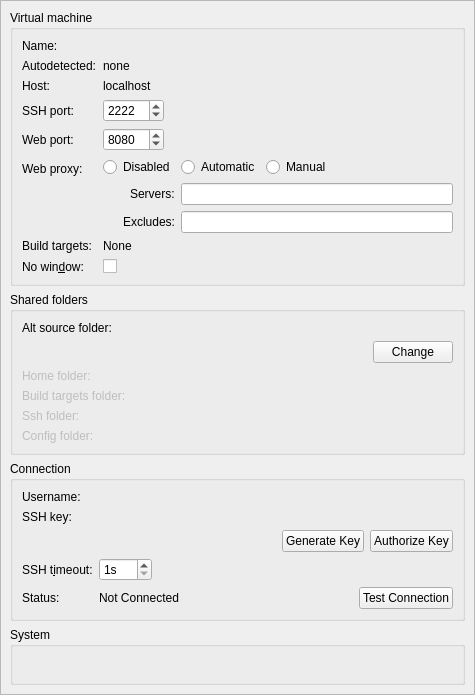
Old version of the form src/plugins/mer/mersdkdetailswidget.ui in the repository sailfishos/sailfish-qtcreator.
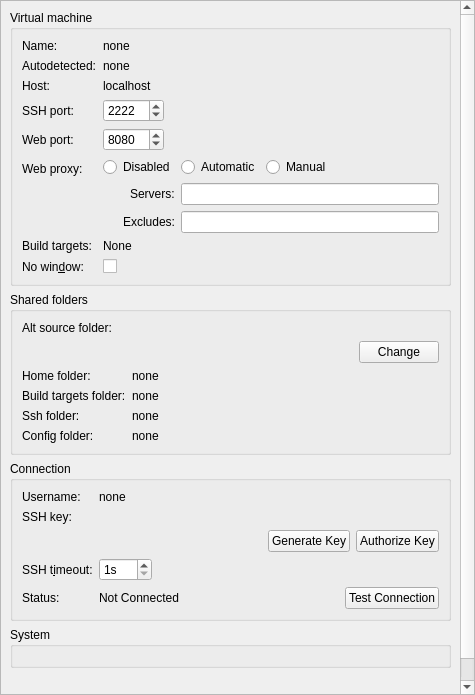
New version of the form. Custom widgets are drawn as their Qt base class.

Commit message: Mer: Polish MerSdkDetailsWidget UI and code

Patch:
```diff
--- a/src/plugins/mer/mersdkdetailswidget.ui
+++ b/src/plugins/mer/mersdkdetailswidget.ui
@@ -41,9 +41,9 @@
       <property name="geometry">
        <rect>
         <x>0</x>
-        <y>-46</y>
-        <width>459</width>
-        <height>739</height>
+        <y>0</y>
+        <width>451</width>
+        <height>842</height>
        </rect>
       </property>
       <layout class="QVBoxLayout" name="scrollAreaContentsLayout">
@@ -69,7 +69,7 @@
              </sizepolicy>
             </property>
             <property name="text">
-             <string/>
+             <string>none</string>
             </property>
             <property name="textInteractionFlags">
              <set>Qt::LinksAccessibleByMouse|Qt::TextSelectableByKeyboard|Qt::TextSelectableByMouse</set>
@@ -275,6 +275,9 @@
             <property name="text">
              <string>None</string>
             </property>
+            <property name="wordWrap">
+             <bool>true</bool>
+            </property>
             <property name="textInteractionFlags">
              <set>Qt::LinksAccessibleByMouse|Qt::TextSelectableByKeyboard|Qt::TextSelectableByMouse</set>
             </property>
@@ -364,9 +367,6 @@
           </item>
           <item row="2" column="0">
            <widget class="QLabel" name="homeFolderLabel">
-            <property name="enabled">
-             <bool>false</bool>
-            </property>
             <property name="text">
              <string>Home folder:</string>
             </property>
@@ -374,9 +374,6 @@
           </item>
           <item row="2" column="1">
            <widget class="QLabel" name="homeFolderPathLabel">
-            <property name="enabled">
-             <bool>false</bool>
-            </property>
             <property name="sizePolicy">
              <sizepolicy hsizetype="MinimumExpanding" vsizetype="Preferred">
               <horstretch>0</horstretch>
@@ -384,7 +381,7 @@
              </sizepolicy>
             </property>
             <property name="text">
-             <string/>
+             <string>none</string>
             </property>
             <property name="wordWrap">
              <bool>true</bool>
@@ -396,9 +393,6 @@
           </item>
           <item row="3" column="0">
            <widget class="QLabel" name="targetFolderLabel">
-            <property name="enabled">
-             <bool>false</bool>
-            </property>
             <property name="text">
              <string>Build targets folder:</string>
             </property>
@@ -406,9 +400,6 @@
           </item>
           <item row="3" column="1">
            <widget class="QLabel" name="targetFolderPathLabel">
-            <property name="enabled">
-             <bool>false</bool>
-            </property>
             <property name="sizePolicy">
              <sizepolicy hsizetype="MinimumExpanding" vsizetype="Preferred">
               <horstretch>0</horstretch>
@@ -416,7 +407,7 @@
              </sizepolicy>
             </property>
             <property name="text">
-             <string/>
+             <string>none</string>
             </property>
             <property name="wordWrap">
              <bool>true</bool>
@@ -428,9 +419,6 @@
           </item>
           <item row="4" column="0">
            <widget class="QLabel" name="sshFolderLabel">
-            <property name="enabled">
-             <bool>false</bool>
-            </property>
             <property name="text">
              <string>Ssh folder:</string>
             </property>
@@ -438,9 +426,6 @@
           </item>
           <item row="4" column="1">
            <widget class="QLabel" name="sshFolderPathLabel">
-            <property name="enabled">
-             <bool>false</bool>
-            </property>
             <property name="sizePolicy">
              <sizepolicy hsizetype="MinimumExpanding" vsizetype="Preferred">
               <horstretch>0</horstretch>
@@ -448,7 +433,7 @@
              </sizepolicy>
             </property>
             <property name="text">
-             <string/>
+             <string>none</string>
             </property>
             <property name="wordWrap">
              <bool>true</bool>
@@ -460,9 +445,6 @@
           </item>
           <item row="5" column="0">
            <widget class="QLabel" name="configFolderLabel">
-            <property name="enabled">
-             <bool>false</bool>
-            </property>
             <property name="text">
              <string>Config folder:</string>
             </property>
@@ -470,9 +452,6 @@
           </item>
           <item row="5" column="1">
            <widget class="QLabel" name="configFolderPathLabel">
-            <property name="enabled">
-             <bool>false</bool>
-            </property>
             <property name="sizePolicy">
              <sizepolicy hsizetype="MinimumExpanding" vsizetype="Preferred">
               <horstretch>0</horstretch>
@@ -480,7 +459,7 @@
              </sizepolicy>
             </property>
             <property name="text">
-             <string/>
+             <string>none</string>
             </property>
             <property name="wordWrap">
              <bool>true</bool>
@@ -515,7 +494,7 @@
           <item row="0" column="1">
            <widget class="QLabel" name="userNameLabelText">
             <property name="text">
-             <string/>
+             <string>none</string>
             </property>
             <property name="textInteractionFlags">
              <set>Qt::LinksAccessibleByMouse|Qt::TextSelectableByKeyboard|Qt::TextSelectableByMouse</set>
@@ -652,6 +631,19 @@
          </layout>
         </widget>
        </item>
+       <item>
+        <spacer name="verticalSpacer">
+         <property name="orientation">
+          <enum>Qt::Vertical</enum>
+         </property>
+         <property name="sizeHint" stdset="0">
+          <size>
+           <width>20</width>
+           <height>40</height>
+          </size>
+         </property>
+        </spacer>
+       </item>
       </layout>
      </widget>
     </widget>
```
The commit also changes 2 other files.
